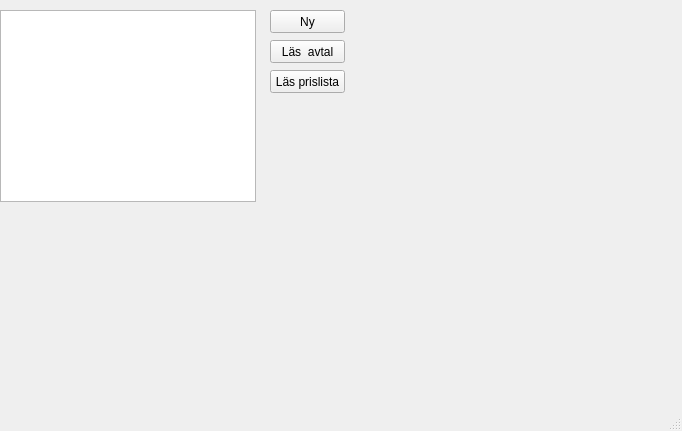
Before: the Qt Designer form mainwindow.ui in stensel/prislista, drawn with Qt 5.
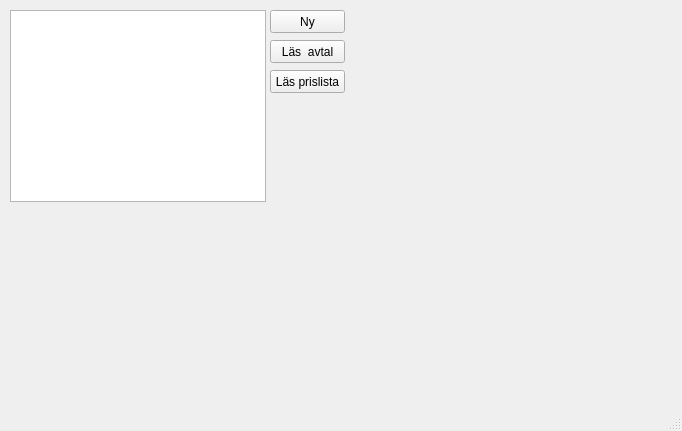
After: the same form once the commit is applied.

```diff
--- a/mainwindow.ui
+++ b/mainwindow.ui
@@ -43,7 +43,7 @@
    <widget class="QListView" name="SuppliersLv">
     <property name="geometry">
      <rect>
-      <x>0</x>
+      <x>10</x>
       <y>10</y>
       <width>256</width>
       <height>192</height>
```
